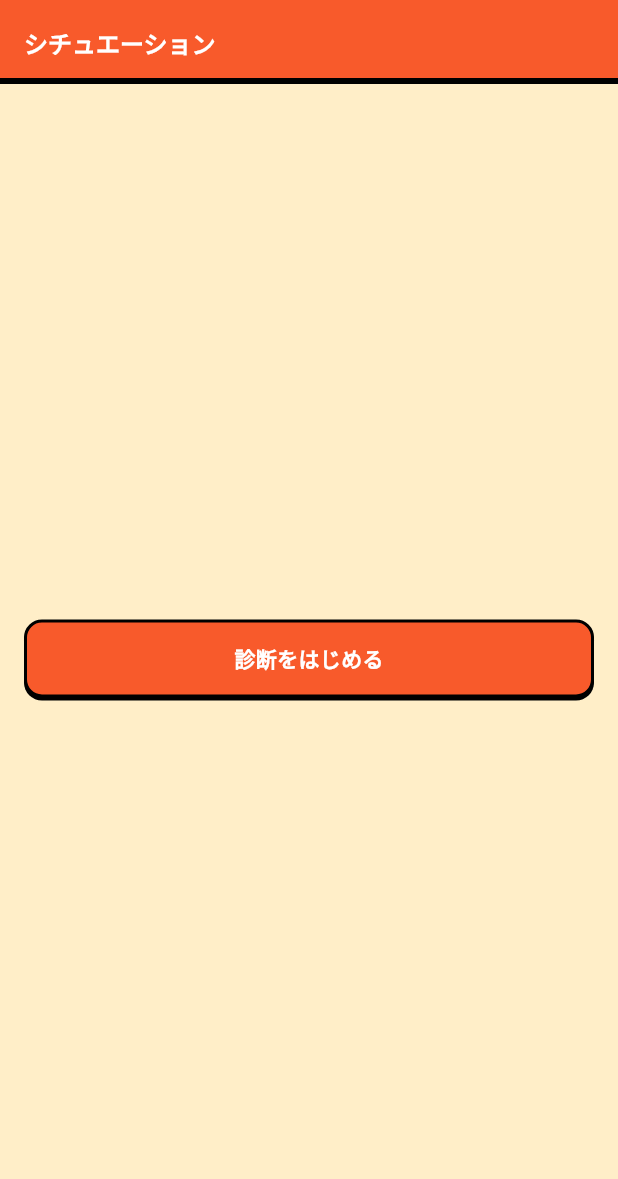
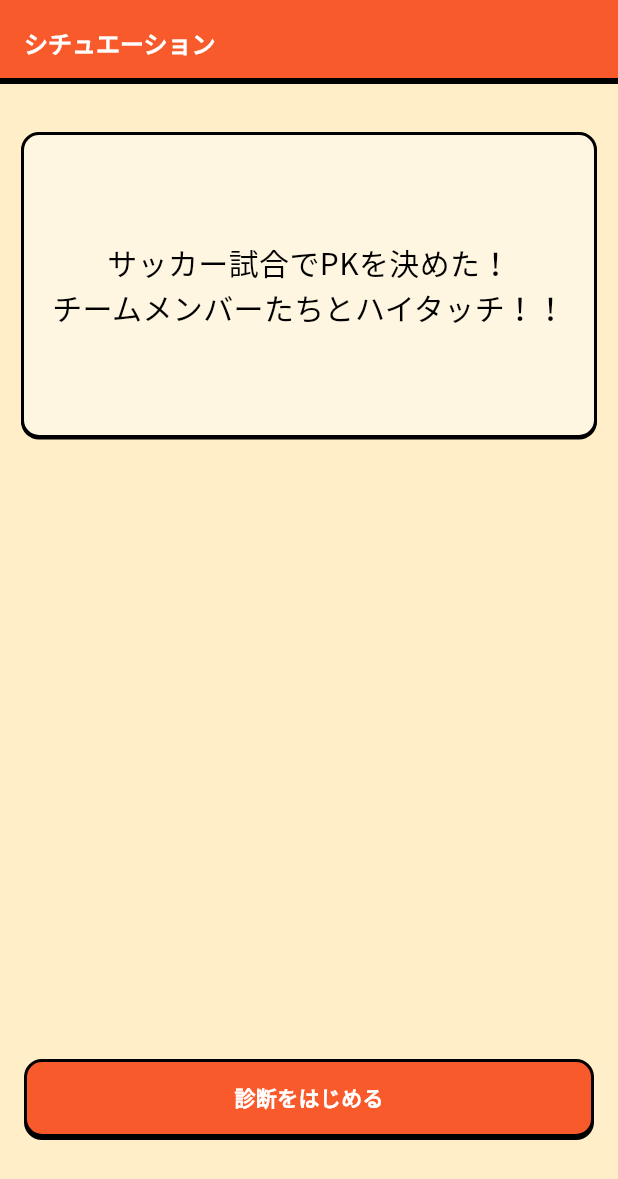
Before and after one commit to OriginMaster2024/origin_master_2024_flutter, a Flutter app: the SituationPage screen opened directly, on a phone screen of 412 x 824 dp. Shown: the top 1179 px of the screen. Run offline on Flutter 3.47's test engine with Material 3 defaults, Android fonts, the phone set to English and light mode, and no system bars; our stand-ins replace audioplayers, flutter_hooks, flutter_svg, gap, google_fonts, hooks_riverpod and 2 more.

Commit message:
Update situations

```diff
--- a/lib/page/situation_page.dart
+++ b/lib/page/situation_page.dart
@@ -1,13 +1,22 @@
+import 'dart:math';
+
 import 'package:flutter/material.dart';
+import 'package:gap/gap.dart';
 import 'package:origin_master_2024_flutter/constants/device_size.dart';
 import 'package:origin_master_2024_flutter/page/etude_page.dart';
+import 'package:origin_master_2024_flutter/theme/app_text_style.dart';
 import 'package:origin_master_2024_flutter/widgets/action_button.dart';
+import 'package:origin_master_2024_flutter/widgets/three_dimensional_container.dart';
 
 class SituationPage extends StatelessWidget {
   const SituationPage({super.key});
 
+  final List<Situation> situations = Situation.values;
+
   @override
   Widget build(BuildContext context) {
+    Situation selected = Situation.values[Random().nextInt(Situation.values.length)];
+
     return PopScope(
       // NOTE: Disable iOS swipe back & Android back button
       canPop: false,
@@ -17,7 +26,20 @@ class SituationPage extends StatelessWidget {
           automaticallyImplyLeading: false,
         ),
         body: Center(
-          child: SizedBox(
+          child: Column(
+            children: [
+              const Gap(32),
+              ThreeDimensionalContainer(
+                child: Container(
+                  alignment: Alignment.center,
+                  padding: const EdgeInsets.all(16),
+                  width: DeviceSize.width - 32,
+                  height: 200,
+                  child: Text(selected.description, textAlign: TextAlign.center, style: AppTextStyle.medium(color: Colors.black, fontSize: 20)),
+                ),
+              ),
+              const Spacer(),
+              SizedBox(
                 width: DeviceSize.width - 32,
                 child: ActionButton(
                   onPressed: () {
@@ -30,8 +52,37 @@ class SituationPage extends StatelessWidget {
                   title: "診断をはじめる",
                 ),
               ),
+              const Gap(64),
+            ],
+          ),
         ),
       ),
     );
   }
 }
+
+enum Situation {
+  highFive,
+  rainyDay,
+  radioCalisthenics,
+  swimming,
+  entranceCeremony,
+  ;
+
+  const Situation();
+
+  String get description {
+    switch (this) {
+      case Situation.highFive:
+        return 'サッカー試合でPKを決めた！\nチームメンバーたちとハイタッチ！！';
+      case Situation.rainyDay:
+        return '激しい雨風で傘がひっくり返ってしまった！\n風で傘が飛ばされてしまいそう！！';
+      case Situation.radioCalisthenics:
+        return 'ラジオ体操第一！\n腕を回す運動！！';
+      case Situation.swimming:
+        return '水泳大会ゴール目前！\nクロールで駆け抜けろ！！';
+      case Situation.entranceCeremony:
+        return '入学式で新入生代表スピーチ！壇上で原稿を読み終えて一礼！！';
+    }
+  }
+}
```
Lines whose indentation alone changed are shown as unchanged.
